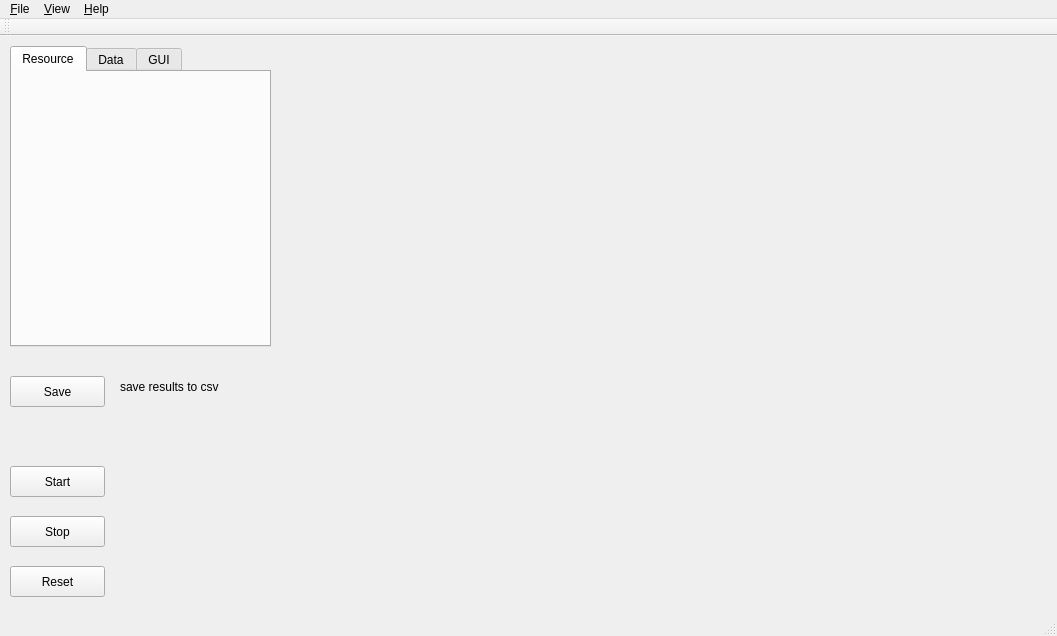
The window that utilities/msmonitor_cs/client/msmonitor/mainwindow.ui (akiml/ampehre) describes before a commit, drawn with Qt 5.
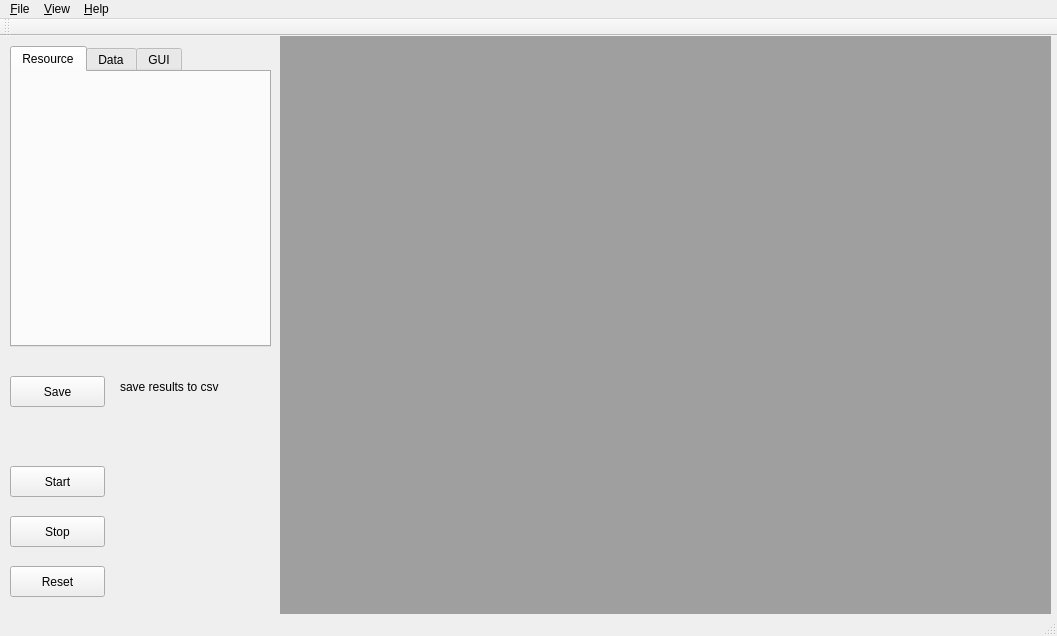
The same window after the commit.

```diff
--- a/utilities/msmonitor_cs/client/msmonitor/mainwindow.ui
+++ b/utilities/msmonitor_cs/client/msmonitor/mainwindow.ui
@@ -117,6 +117,16 @@
      </property>
     </widget>
    </widget>
+   <widget class="QMdiArea" name="mdiArea">
+    <property name="geometry">
+     <rect>
+      <x>280</x>
+      <y>0</y>
+      <width>771</width>
+      <height>621</height>
+     </rect>
+    </property>
+   </widget>
   </widget>
   <widget class="QToolBar" name="mainToolBar">
    <attribute name="toolBarArea">
```
Left out of the diff: 8 changed lines with no effect on the pictures.
